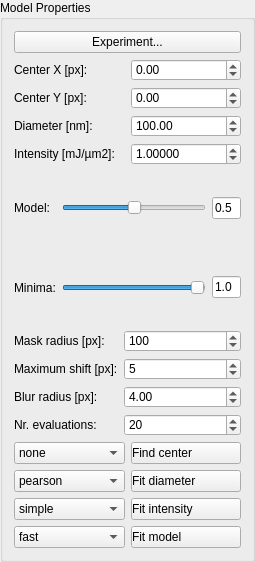
The window that ui/modelProperties.ui (FXIhub/owl) describes before a commit, drawn with Qt 5.
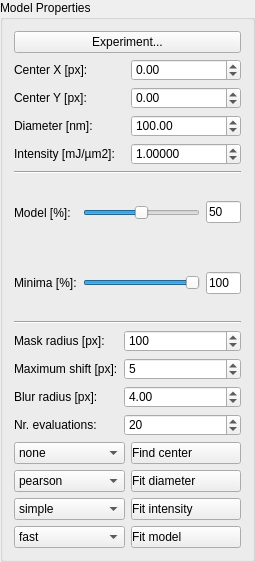
The same window after the commit.

Commit message: add slider for visibility of model minima and paramter nr. evaluations for brute_force diameter search

```diff
--- a/ui/modelProperties.ui
+++ b/ui/modelProperties.ui
@@ -30,188 +30,7 @@
      </property>
     </widget>
    </item>
-   <item row="1" column="0">
-    <layout class="QGridLayout" name="gridLayout_2">
-     <item row="0" column="0">
-      <widget class="QLabel" name="centerXLabel">
-       <property name="text">
-        <string>Center X [px]:</string>
-       </property>
-      </widget>
-     </item>
-     <item row="0" column="1">
-      <widget class="QDoubleSpinBox" name="centerX">
-       <property name="minimum">
-        <double>-10000.000000000000000</double>
-       </property>
-       <property name="maximum">
-        <double>10000.000000000000000</double>
-       </property>
-      </widget>
-     </item>
-     <item row="1" column="0">
-      <widget class="QLabel" name="centerYLabel">
-       <property name="text">
-        <string>Center Y [px]:</string>
-       </property>
-      </widget>
-     </item>
-     <item row="1" column="1">
-      <widget class="QDoubleSpinBox" name="centerY">
-       <property name="minimum">
-        <double>-10000.000000000000000</double>
-       </property>
-       <property name="maximum">
-        <double>10000.000000000000000</double>
-       </property>
-      </widget>
-     </item>
-     <item row="2" column="0">
-      <widget class="QLabel" name="diameterLabel">
-       <property name="text">
-        <string>Diameter [nm]:</string>
-       </property>
-      </widget>
-     </item>
-     <item row="2" column="1">
-      <widget class="QDoubleSpinBox" name="diameter">
-       <property name="maximum">
-        <double>10000.000000000000000</double>
-       </property>
-       <property name="singleStep">
-        <double>5.000000000000000</double>
-       </property>
-       <property name="value">
-        <double>100.000000000000000</double>
-       </property>
-      </widget>
-     </item>
-     <item row="3" column="0">
-      <widget class="QLabel" name="intensityLabel">
-       <property name="text">
-        <string>Intensity [mJ/µm2]:</string>
-       </property>
-      </widget>
-     </item>
-     <item row="3" column="1">
-      <widget class="QDoubleSpinBox" name="intensity">
-       <property name="decimals">
-        <number>5</number>
-       </property>
-       <property name="maximum">
-        <double>100.000000000000000</double>
-       </property>
-       <property name="singleStep">
-        <double>0.100000000000000</double>
-       </property>
-       <property name="value">
-        <double>1.000000000000000</double>
-       </property>
-      </widget>
-     </item>
-    </layout>
-   </item>
-   <item row="2" column="0">
-    <layout class="QGridLayout" name="gridLayout_4">
-     <item row="0" column="0" rowspan="2" colspan="2">
-      <widget class="QLabel" name="visibilityLabel">
-       <property name="text">
-        <string>Model:</string>
-       </property>
-      </widget>
-     </item>
-     <item row="0" column="2" rowspan="2">
-      <widget class="QSlider" name="visibilitySlider">
-       <property name="sizePolicy">
-        <sizepolicy hsizetype="Expanding" vsizetype="Fixed">
-         <horstretch>10</horstretch>
-         <verstretch>0</verstretch>
-        </sizepolicy>
-       </property>
-       <property name="minimum">
-        <number>-1</number>
-       </property>
-       <property name="maximum">
-        <number>101</number>
-       </property>
-       <property name="value">
-        <number>50</number>
-       </property>
-       <property name="orientation">
-        <enum>Qt::Horizontal</enum>
-       </property>
-      </widget>
-     </item>
-     <item row="0" column="3" rowspan="2">
-      <widget class="QLineEdit" name="visibilityEdit">
-       <property name="sizePolicy">
-        <sizepolicy hsizetype="Expanding" vsizetype="Fixed">
-         <horstretch>2</horstretch>
-         <verstretch>0</verstretch>
-        </sizepolicy>
-       </property>
-       <property name="text">
-        <string>0.5</string>
-       </property>
-       <property name="maxLength">
-        <number>3</number>
-       </property>
-      </widget>
-     </item>
-     <item row="2" column="2" rowspan="2">
-      <widget class="QSlider" name="minimaSlider">
-       <property name="sizePolicy">
-        <sizepolicy hsizetype="Expanding" vsizetype="Fixed">
-         <horstretch>10</horstretch>
-         <verstretch>0</verstretch>
-        </sizepolicy>
-       </property>
-       <property name="minimum">
-        <number>-1</number>
-       </property>
-       <property name="maximum">
-        <number>101</number>
-       </property>
-       <property name="value">
-        <number>100</number>
-       </property>
-       <property name="orientation">
-        <enum>Qt::Horizontal</enum>
-       </property>
-      </widget>
-     </item>
-     <item row="2" column="3" rowspan="2">
-      <widget class="QLineEdit" name="minimaEdit">
-       <property name="sizePolicy">
-        <sizepolicy hsizetype="Expanding" vsizetype="Fixed">
-         <horstretch>2</horstretch>
-         <verstretch>0</verstretch>
-        </sizepolicy>
-       </property>
-       <property name="maximumSize">
-        <size>
-         <width>16777215</width>
-         <height>16777215</height>
-        </size>
-       </property>
-       <property name="text">
-        <string>1.0</string>
-       </property>
-       <property name="maxLength">
-        <number>3</number>
-       </property>
-      </widget>
-     </item>
-     <item row="2" column="0" rowspan="2" colspan="2">
-      <widget class="QLabel" name="minimaLabel">
-       <property name="text">
-        <string>Minima:</string>
-       </property>
-      </widget>
-     </item>
-    </layout>
-   </item>
-   <item row="3" column="0">
+   <item row="5" column="0">
     <layout class="QGridLayout" name="gridLayout_3">
      <item row="2" column="1" colspan="2">
       <widget class="QDoubleSpinBox" name="blurRadius">
@@ -283,7 +102,7 @@
      </item>
     </layout>
    </item>
-   <item row="4" column="0">
+   <item row="6" column="0">
     <layout class="QGridLayout" name="gridLayout">
      <item row="0" column="0">
       <widget class="QComboBox" name="findCenterMethod">
@@ -401,6 +220,201 @@
      </item>
     </layout>
    </item>
+   <item row="1" column="0">
+    <layout class="QGridLayout" name="gridLayout_2">
+     <item row="0" column="0">
+      <widget class="QLabel" name="centerXLabel">
+       <property name="text">
+        <string>Center X [px]:</string>
+       </property>
+      </widget>
+     </item>
+     <item row="0" column="1">
+      <widget class="QDoubleSpinBox" name="centerX">
+       <property name="minimum">
+        <double>-10000.000000000000000</double>
+       </property>
+       <property name="maximum">
+        <double>10000.000000000000000</double>
+       </property>
+      </widget>
+     </item>
+     <item row="1" column="0">
+      <widget class="QLabel" name="centerYLabel">
+       <property name="text">
+        <string>Center Y [px]:</string>
+       </property>
+      </widget>
+     </item>
+     <item row="1" column="1">
+      <widget class="QDoubleSpinBox" name="centerY">
+       <property name="minimum">
+        <double>-10000.000000000000000</double>
+       </property>
+       <property name="maximum">
+        <double>10000.000000000000000</double>
+       </property>
+      </widget>
+     </item>
+     <item row="2" column="0">
+      <widget class="QLabel" name="diameterLabel">
+       <property name="text">
+        <string>Diameter [nm]:</string>
+       </property>
+      </widget>
+     </item>
+     <item row="2" column="1">
+      <widget class="QDoubleSpinBox" name="diameter">
+       <property name="maximum">
+        <double>10000.000000000000000</double>
+       </property>
+       <property name="singleStep">
+        <double>5.000000000000000</double>
+       </property>
+       <property name="value">
+        <double>100.000000000000000</double>
+       </property>
+      </widget>
+     </item>
+     <item row="3" column="0">
+      <widget class="QLabel" name="intensityLabel">
+       <property name="text">
+        <string>Intensity [mJ/µm2]:</string>
+       </property>
+      </widget>
+     </item>
+     <item row="3" column="1">
+      <widget class="QDoubleSpinBox" name="intensity">
+       <property name="decimals">
+        <number>5</number>
+       </property>
+       <property name="maximum">
+        <double>100.000000000000000</double>
+       </property>
+       <property name="singleStep">
+        <double>0.100000000000000</double>
+       </property>
+       <property name="value">
+        <double>1.000000000000000</double>
+       </property>
+      </widget>
+     </item>
+    </layout>
+   </item>
+   <item row="3" column="0">
+    <layout class="QGridLayout" name="gridLayout_4">
+     <item row="0" column="0" rowspan="2" colspan="2">
+      <widget class="QLabel" name="visibilityLabel">
+       <property name="text">
+        <string>Model [%]:</string>
+       </property>
+      </widget>
+     </item>
+     <item row="0" column="2" rowspan="2">
+      <widget class="QSlider" name="visibilitySlider">
+       <property name="sizePolicy">
+        <sizepolicy hsizetype="Expanding" vsizetype="Fixed">
+         <horstretch>10</horstretch>
+         <verstretch>0</verstretch>
+        </sizepolicy>
+       </property>
+       <property name="minimum">
+        <number>0</number>
+       </property>
+       <property name="maximum">
+        <number>100</number>
+       </property>
+       <property name="value">
+        <number>50</number>
+       </property>
+       <property name="orientation">
+        <enum>Qt::Horizontal</enum>
+       </property>
+      </widget>
+     </item>
+     <item row="0" column="3" rowspan="2">
+      <widget class="QLineEdit" name="visibilityEdit">
+       <property name="sizePolicy">
+        <sizepolicy hsizetype="Expanding" vsizetype="Fixed">
+         <horstretch>3</horstretch>
+         <verstretch>0</verstretch>
+        </sizepolicy>
+       </property>
+       <property name="text">
+        <string>50</string>
+       </property>
+       <property name="maxLength">
+        <number>200</number>
+       </property>
+      </widget>
+     </item>
+     <item row="2" column="2" rowspan="2">
+      <widget class="QSlider" name="minimaSlider">
+       <property name="sizePolicy">
+        <sizepolicy hsizetype="Expanding" vsizetype="Fixed">
+         <horstretch>10</horstretch>
+         <verstretch>0</verstretch>
+        </sizepolicy>
+       </property>
+       <property name="minimum">
+        <number>0</number>
+       </property>
+       <property name="maximum">
+        <number>100</number>
+       </property>
+       <property name="value">
+        <number>100</number>
+       </property>
+       <property name="orientation">
+        <enum>Qt::Horizontal</enum>
+       </property>
+      </widget>
+     </item>
+     <item row="2" column="3" rowspan="2">
+      <widget class="QLineEdit" name="minimaEdit">
+       <property name="sizePolicy">
+        <sizepolicy hsizetype="Expanding" vsizetype="Fixed">
+         <horstretch>3</horstretch>
+         <verstretch>0</verstretch>
+        </sizepolicy>
+       </property>
+       <property name="maximumSize">
+        <size>
+         <width>16777215</width>
+         <height>16777215</height>
+        </size>
+       </property>
+       <property name="text">
+        <string>100</string>
+       </property>
+       <property name="maxLength">
+        <number>3000</number>
+       </property>
+      </widget>
+     </item>
+     <item row="2" column="0" rowspan="2" colspan="2">
+      <widget class="QLabel" name="minimaLabel">
+       <property name="text">
+        <string>Minima [%]:</string>
+       </property>
+      </widget>
+     </item>
+    </layout>
+   </item>
+   <item row="2" column="0">
+    <widget class="Line" name="line">
+     <property name="orientation">
+      <enum>Qt::Horizontal</enum>
+     </property>
+    </widget>
+   </item>
+   <item row="4" column="0">
+    <widget class="Line" name="line_2">
+     <property name="orientation">
+      <enum>Qt::Horizontal</enum>
+     </property>
+    </widget>
+   </item>
   </layout>
   <zorder>experiment</zorder>
   <zorder>visibilitySlider</zorder>
@@ -410,6 +424,8 @@
   <zorder>minimaLabel</zorder>
   <zorder>minimaSlider</zorder>
   <zorder>fitModelPushButton</zorder>
+  <zorder>line</zorder>
+  <zorder>line_2</zorder>
  </widget>
  <resources/>
  <connections/>
```
The commit also changes 5 other files.
